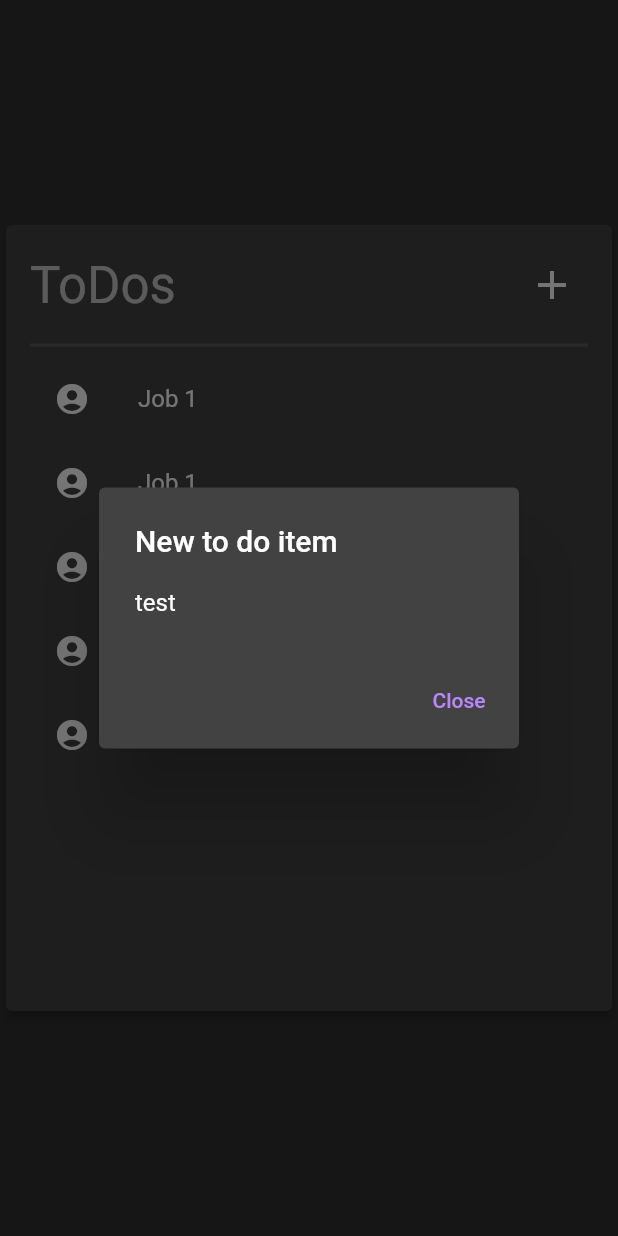
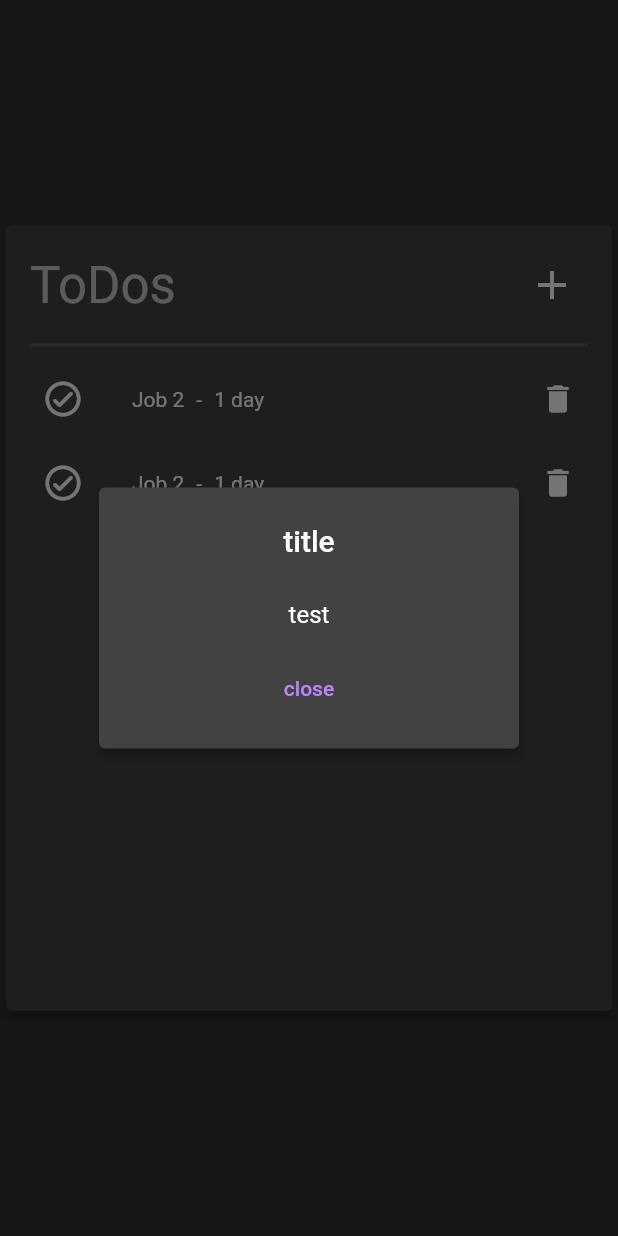
Before and after one commit to FcrbPeter/fcrb_todo_flutter, a Flutter app: the screen it shows after launch, after a tap on the "add" icon, on a phone screen of 412 x 824 dp. Run offline on Flutter 3.47's test engine with Material 2 defaults, Android fonts, the light colour scheme and no system bars.

Commit message:
update home page layout

```diff
--- /dev/null
+++ b/lib/app/component/dialog/app_dialog.dart
@@ -0,0 +1,37 @@
+import 'package:flutter/material.dart';
+
+class AppDialog extends StatelessWidget {
+  Widget? title;
+  Widget? content;
+  List<Widget>? action;
+
+  AppDialog({Key? key, this.title, this.content, this.action})
+      : super(key: key);
+
+  @override
+  Widget build(BuildContext context) {
+    return SimpleDialog(
+      elevation: 3,
+      title: Center(child: title),
+      children: [
+        Padding(
+          padding: const EdgeInsets.symmetric(horizontal: 16.0),
+          child: Column(
+            children: [
+              if (content != null)
+                Padding(
+                  padding: const EdgeInsets.symmetric(vertical: 16.0),
+                  child: content!,
+                ),
+              if (action != null)
+                Row(
+                  mainAxisAlignment: MainAxisAlignment.center,
+                  children: action!,
+                )
+            ],
+          ),
+        ),
+      ],
+    );
+  }
+}
--- /dev/null
+++ b/lib/app/component/todo_row.dart
@@ -0,0 +1,88 @@
+import 'package:fcrb_todo_flutter/app/page/todo_popup.dart';
+import 'package:flutter/material.dart';
+
+class ToDoRow extends StatelessWidget {
+  final double iconSize = 28.0;
+  final double iconPadding = 24.0;
+
+  const ToDoRow({Key? key}) : super(key: key);
+
+  void onClickComplete() {
+    print("complete!");
+  }
+
+  void onClickDelete() {
+    print("delete!");
+  }
+
+  void onShowDetails(BuildContext context) {
+    showDialog(context: context, builder: (BuildContext context) => ToDoPopup());
+  }
+
+  @override
+  Widget build(BuildContext context) {
+    return Padding(
+      padding: const EdgeInsets.symmetric(vertical: 4.0),
+      child: Row(
+        children: [
+          renderCompleteToggle(context),
+          const SizedBox(width: 8),
+          renderTitleAndDueDate(context),
+          const SizedBox(width: 8),
+          renderTrashButton(context),
+        ],
+      ),
+    );
+  }
+
+  Widget renderCompleteToggle(BuildContext context) {
+    return InkWell(
+      borderRadius: BorderRadius.circular(iconPadding),
+      child: Padding(
+        padding: const EdgeInsets.all(8.0),
+        child: Icon(
+          true ? Icons.check_circle_outline_rounded : Icons.circle_outlined,
+          size: iconSize,
+        ),
+      ),
+      onTap: () => {
+        if(!true) {
+          onClickComplete()
+        }
+      },
+    );
+  }
+
+  Widget renderTitleAndDueDate(BuildContext context) {
+    return Expanded(
+      child: InkWell(
+        borderRadius: BorderRadius.circular(16),
+        child: Padding(
+          padding: const EdgeInsets.all(16.0),
+          child: Row(
+            children: [
+              Text("Job 2"),
+              Padding(
+                padding: const EdgeInsets.symmetric(horizontal: 8.0),
+                child: Text("-"),
+              ),
+              Text("1 day"),
+            ],
+          ),
+        ),
+        onTap: () => onShowDetails(context),
+      ),
+    );
+  }
+
+  Widget renderTrashButton(BuildContext context) {
+    return InkWell(
+      borderRadius: BorderRadius.circular(iconPadding),
+      child: const Padding(
+        padding: EdgeInsets.all(8.0),
+        child: Icon(Icons.delete),
+      ),
+      onTap: onClickDelete,
+    );
+  }
+}
--- /dev/null
+++ b/lib/app/model/todo.dart
@@ -0,0 +1,10 @@
+
+
+class ToDo {
+  String title;
+  String? details;
+  DateTime? dueDate;
+  bool? completed = false;
+
+  ToDo({required this.title, this.details, this.dueDate, this.completed});
+}
--- a/lib/app/page/home_page.dart
+++ b/lib/app/page/home_page.dart
@@ -1,4 +1,7 @@
+import 'package:fcrb_todo_flutter/app/component/todo_row.dart';
 import 'package:flutter/material.dart';
+
+import 'todo_popup.dart';
 
 class HomePage extends StatefulWidget {
   const HomePage({Key? key}) : super(key: key);
@@ -38,16 +41,7 @@ class _HomePageState extends State<HomePage> {
                         icon: Icon(Icons.add),
                         onPressed: () => showDialog(
                           context: context,
-                          builder: (BuildContext context) => AlertDialog(
-                            title: Text("New to do item"),
-                            content: Text("test"),
-                            actions: [
-                              TextButton(
-                                onPressed: () => Navigator.pop(context, true),
-                                child: Text("Close"),
-                              ),
-                            ],
-                          ),
+                          builder: (BuildContext context) => ToDoPopup(),
                         ),
                       )
                     ],
@@ -59,29 +53,7 @@ class _HomePageState extends State<HomePage> {
                 SizedBox(
                   height: 420,
                   child: ListView(
-                    children: [
-                      ListTile(
-                        leading: Icon(Icons.account_circle),
-                        title: Text("Job 1"),
-                        onTap: () => print("asd"),
-                      ),
-                      ListTile(
-                        leading: Icon(Icons.account_circle),
-                        title: Text("Job 1"),
-                      ),
-                      ListTile(
-                        leading: Icon(Icons.account_circle),
-                        title: Text("Job 1"),
-                      ),
-                      ListTile(
-                        leading: Icon(Icons.account_circle),
-                        title: Text("Job 1"),
-                      ),
-                      ListTile(
-                        leading: Icon(Icons.account_circle),
-                        title: Text("Job 1"),
-                      ),
-                    ],
+                    children: [ToDoRow(), ToDoRow()],
                   ),
                 )
               ],
--- /dev/null
+++ b/lib/app/page/todo_popup.dart
@@ -0,0 +1,20 @@
+import 'package:fcrb_todo_flutter/app/component/dialog/app_dialog.dart';
+import 'package:flutter/material.dart';
+
+class ToDoPopup extends StatelessWidget {
+  const ToDoPopup({Key? key}) : super(key: key);
+
+  @override
+  Widget build(BuildContext context) {
+    return AppDialog(
+      title: Text("title"),
+      content: Text("test"),
+      action: [
+        TextButton(
+            onPressed: () => Navigator.pop(context),
+            child: Text("close")
+        )
+      ],
+    );
+  }
+}
```
